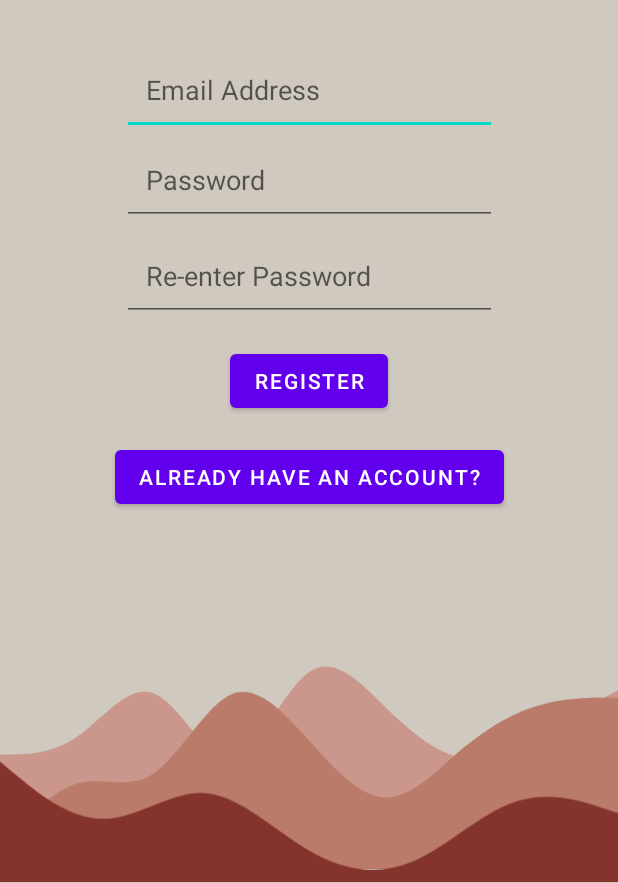
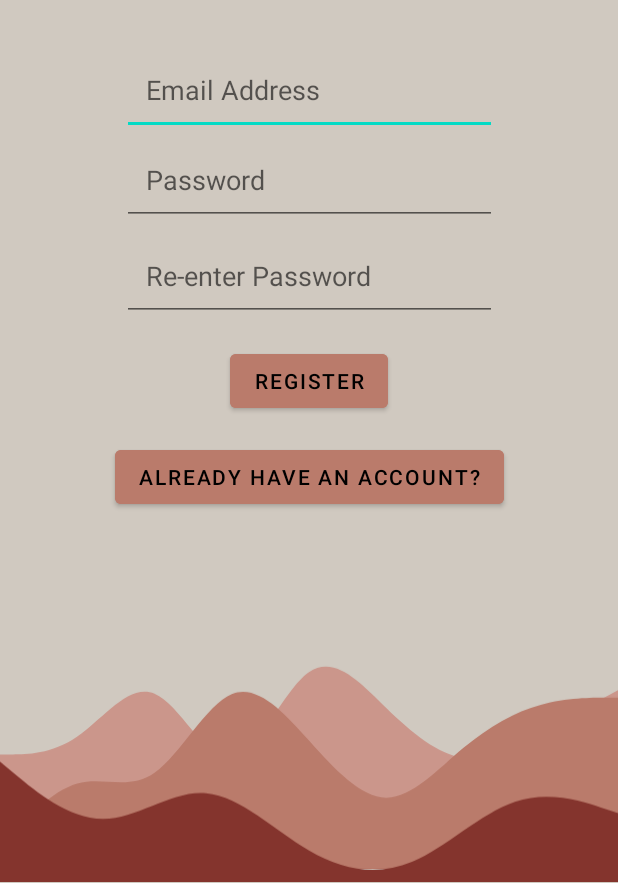
Before and after one commit to SCCapstone/BoredBards, an Android app: the layout register_screen.xml on its own in the app's theme, with its tools: preview values and no code run, on a phone screen of 412 x 824 dp, the part 353-1236 px from its top. Run offline under Robolectric (Android 15) with nearby library versions, the phone set to English and light mode, and no system bars.

Commit message:
More changes to AndroidManifest.xml (#21, #27)

```diff
--- a/app/src/main/java/com/example/bored_bard/campaign/CampaignsActivity.java
+++ b/app/src/main/java/com/example/bored_bard/campaign/CampaignsActivity.java
@@ -1,3 +1,6 @@
+/**
+ * @author Charles Simons - csimons637
+ */
 package com.example.bored_bard.campaign;
 
 import android.content.Intent;
--- a/app/src/main/java/com/example/bored_bard/dice_roller/DieRoller.java
+++ b/app/src/main/java/com/example/bored_bard/dice_roller/DieRoller.java
@@ -1,3 +1,6 @@
+/**
+ * @author Charles Simons - csimons637
+ */
 /*
  * Copyright (C) 2022 The Android Open Source Project
  *
@@ -17,7 +20,6 @@ package com.example.bored_bard.dice_roller;
 
 import android.content.Intent;
 import android.os.Bundle;
-import android.view.MenuItem;
 import android.widget.Button;
 import android.widget.EditText;
 import android.widget.ImageButton;
--- a/app/src/main/res/layout/campaign_layout.xml
+++ b/app/src/main/res/layout/campaign_layout.xml
@@ -1,4 +1,5 @@
 <?xml version="1.0" encoding="utf-8"?>
+<!--@author Charles Simons - csimons637-->
 <androidx.constraintlayout.widget.ConstraintLayout xmlns:android="http://schemas.android.com/apk/res/android"
     xmlns:app="http://schemas.android.com/apk/res-auto"
     xmlns:tools="http://schemas.android.com/tools"
@@ -40,7 +41,7 @@
         android:layout_width="129dp"
         android:layout_height="62dp"
         android:backgroundTint="@color/darkblushPink"
-        android:text="@string/combat"
+        android:text="@string/roll_initiative"
         android:textColor="@color/black"
         android:textSize="16sp"
         app:layout_constraintBottom_toBottomOf="parent"
--- a/app/src/main/res/layout/die_roller.xml
+++ b/app/src/main/res/layout/die_roller.xml
@@ -1,4 +1,5 @@
 <?xml version="1.0" encoding="utf-8"?>
+<!--@author Charles Simons - csimons637-->
 <!--
   Copyright (C) 2022 The Android Open Source Project
 
--- a/app/src/main/res/layout/register_screen.xml
+++ b/app/src/main/res/layout/register_screen.xml
@@ -158,6 +158,8 @@
         android:layout_width="wrap_content"
         android:layout_height="wrap_content"
         android:text="@string/register"
+        android:textColor="@color/black"
+        android:backgroundTint="@color/darkblushPink"
         android:layout_marginTop="16dp"
         app:layout_constraintTop_toBottomOf="@id/RePassword"
         app:layout_constraintEnd_toStartOf="@+id/guideline_right"
@@ -170,6 +172,8 @@
         android:layout_width="wrap_content"
         android:layout_height="wrap_content"
         android:text="@string/have_account"
+        android:textColor="@color/black"
+        android:backgroundTint="@color/darkblushPink"
         android:layout_marginTop="16dp"
         app:layout_constraintEnd_toStartOf="@+id/guideline_right"
         app:layout_constraintStart_toStartOf="@+id/guideline_left"
--- a/app/src/main/res/layout/roll_initative.xml
+++ b/app/src/main/res/layout/roll_initative.xml
@@ -97,7 +97,7 @@
             android:background="@color/blushPink"
             android:fontFamily="monospace"
             android:padding="10dp"
-            android:text="Player 1"
+            android:text="@string/default_plyr1_name"
             android:textAlignment="inherit" />
 
         <TextView
@@ -108,7 +108,7 @@
             android:background="@color/blushPink"
             android:fontFamily="monospace"
             android:padding="10dp"
-            android:text="Player 2"
+            android:text="@string/default_plyr2_name"
             android:textAlignment="inherit" />
 
     </LinearLayout>
@@ -136,7 +136,7 @@
         android:layout_height="wrap_content"
         android:backgroundTint="@color/darkblushPink"
         android:padding="10dp"
-        android:text="@string/edit_stats"
+        android:text="@string/combat"
         android:textColor="@color/black"
         android:textSize="16sp"
         app:layout_constraintBottom_toTopOf="@+id/guideline_footer"
--- a/app/src/main/res/values/strings.xml
+++ b/app/src/main/res/values/strings.xml
@@ -27,18 +27,11 @@
     <string name="num_dice"># of Dice</string>
     <string name="edit_stats">Edit Stats</string>
     <string name="combat">Begin Combat</string>
-    <string name="blushpinkwave">Blush Pink Wave</string>
-    <string name="darkblushwave">Dark Blush Wave</string>
-    <string name="rustredwave">Rust Red Wave</string>
-    <string name="login">Login</string>
-    <string name="need_account">Need Account</string>
-    <string name="re_enter_password">Re-enter Password</string>
-    <string name="register">Register</string>
-    <string name="have_account">Already Have Account?</string>
     <string name="poc_default">Campaign 1</string>
     <string name="default_plyr1_name">Player 1 Name</string>
     <string name="default_pyr1_stats">Player 1 Stats</string>
     <string name="default_plyr2_name">Player 2 Name</string>
     <string name="default_pyr2_stats">Player 2 Stats</string>
     <string name="enter_combat_rolls">Enter Combat Rolls</string>
+    <string name="roll_initiative">Roll Initiative</string>
 </resources>
```
Also changed, not shown: app/src/main/java/com/example/bored_bard/campaign/CombatActivity.java (+19 -0 lines), app/src/main/java/com/example/bored_bard/campaign/EditStats.java (+17 -0 lines), app/src/main/res/layout/edit_stats.xml (added, +24 -0 lines).
